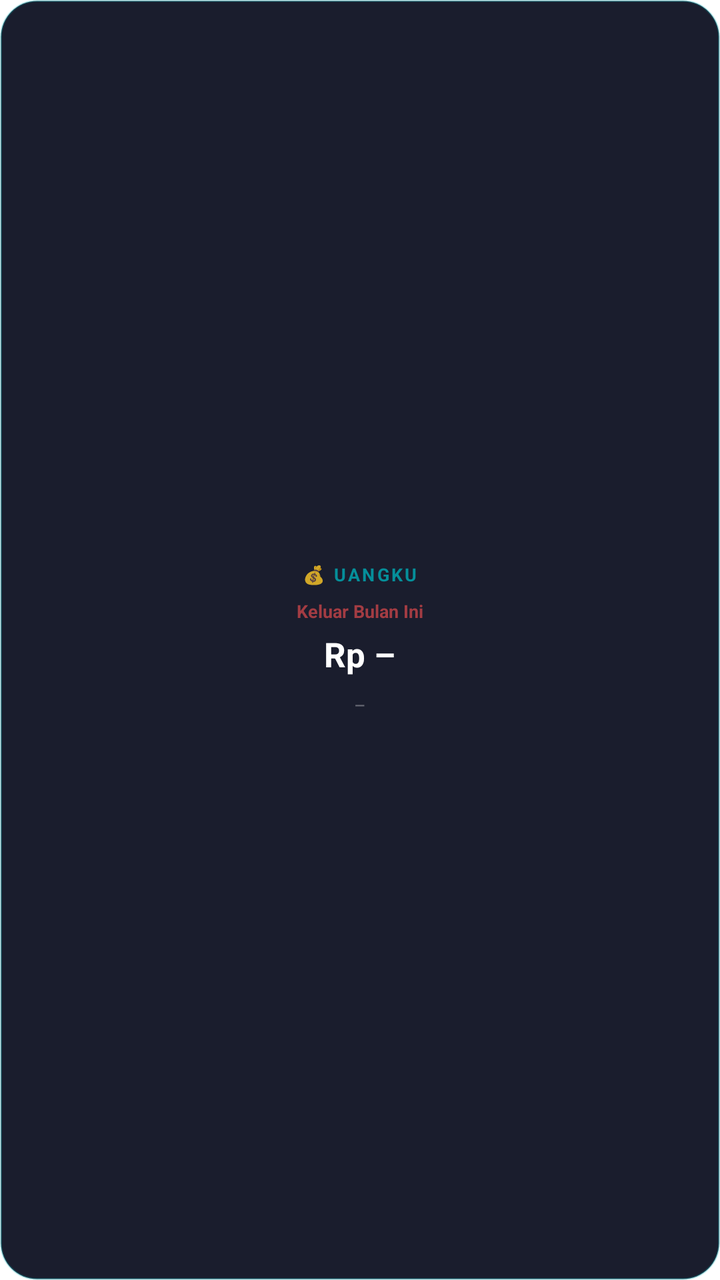
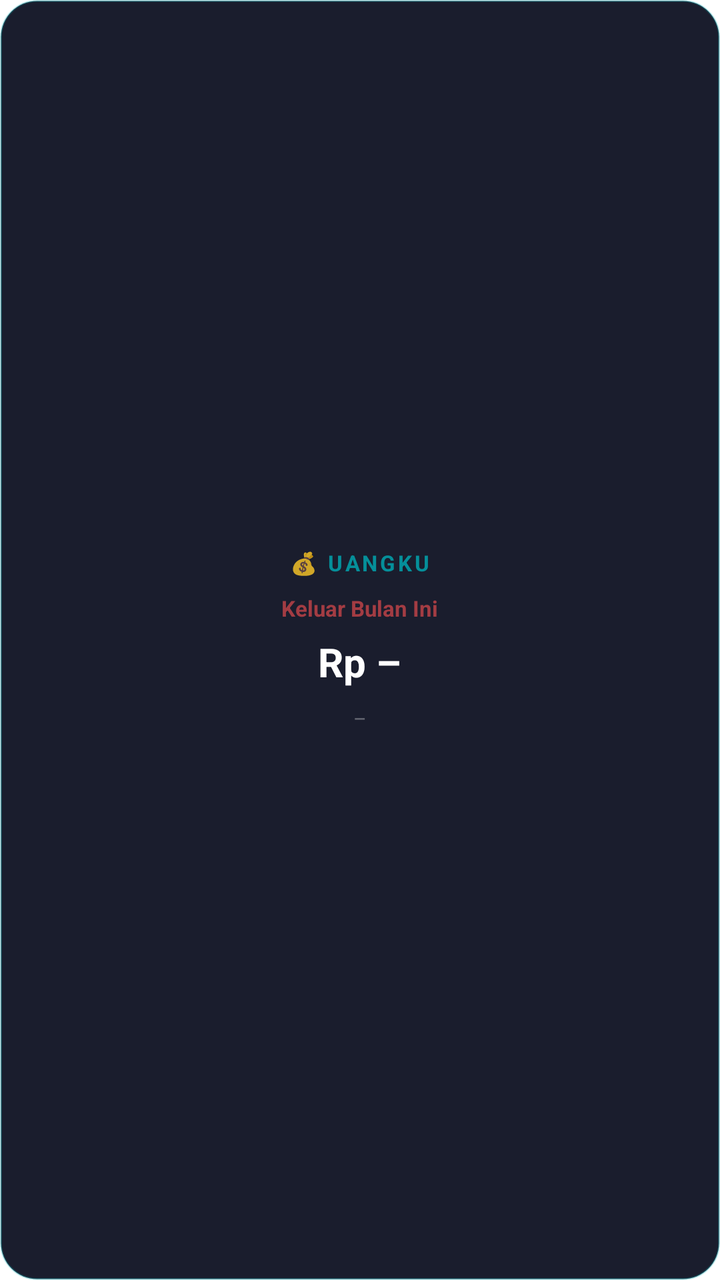

Two renders of the same Android screen: before a commit and after it. Below are the layout's source before the change and the commit's diff.
<!-- AndroidManifest.xml: fallback theme Theme.MaterialComponents.DayNight.NoActionBar -->
<!-- res/layout/uangku_widget_small.xml -->
<?xml version="1.0" encoding="utf-8"?>
<LinearLayout xmlns:android="http://schemas.android.com/apk/res/android"
    android:id="@+id/widget_root"
    android:layout_width="match_parent"
    android:layout_height="match_parent"
    android:background="@drawable/widget_background_small"
    android:orientation="vertical"
    android:padding="14dp"
    android:gravity="center">

    
    <TextView
        android:layout_width="wrap_content"
        android:layout_height="wrap_content"
        android:text="💰 UANGKU"
        android:textColor="#CC00ADB5"
        android:textSize="9sp"
        android:textStyle="bold"
        android:letterSpacing="0.12"
        android:layout_marginBottom="6dp" />

    
    <TextView
        android:layout_width="wrap_content"
        android:layout_height="wrap_content"
        android:text="Keluar Bulan Ini"
        android:textColor="#99FF5252"
        android:textSize="9sp"
        android:textStyle="bold"
        android:layout_marginBottom="4dp" />

    
    <TextView
        android:id="@+id/widget_balance"
        android:layout_width="wrap_content"
        android:layout_height="wrap_content"
        android:text="Rp –"
        android:textColor="#FFFFFFFF"
        android:textSize="17sp"
        android:textStyle="bold"
        android:gravity="center"
        android:layout_marginBottom="8dp" />

    
    <TextView
        android:id="@+id/widget_last_updated"
        android:layout_width="wrap_content"
        android:layout_height="wrap_content"
        android:text="–"
        android:textColor="#55FFFFFF"
        android:textSize="9sp"
        android:gravity="center" />

</LinearLayout>
<!-- resources referenced by this layout -->
<resources>
  <!-- drawable widget_background_small (drawable) -->
  <?xml version="1.0" encoding="utf-8"?>
  <shape xmlns:android="http://schemas.android.com/apk/res/android"
      android:shape="rectangle">
      <solid android:color="#F20E1122" />
      <corners android:radius="18dp" />
      <stroke
          android:width="1dp"
          android:color="#4400ADB5" />
  </shape>
</resources>

<!-- the commit's change to res/layout/uangku_widget_small.xml (unified diff, before → after) -->
@@ -14,10 +14,10 @@
         android:layout_height="wrap_content"
         android:text="💰 UANGKU"
         android:textColor="#CC00ADB5"
-        android:textSize="9sp"
+        android:textSize="11sp"
         android:textStyle="bold"
         android:letterSpacing="0.12"
-        android:layout_marginBottom="6dp" />
+        android:layout_marginBottom="8dp" />
 
     
     <TextView
@@ -25,9 +25,9 @@
         android:layout_height="wrap_content"
         android:text="Keluar Bulan Ini"
         android:textColor="#99FF5252"
-        android:textSize="9sp"
+        android:textSize="11sp"
         android:textStyle="bold"
-        android:layout_marginBottom="4dp" />
+        android:layout_marginBottom="6dp" />
 
     
     <TextView
@@ -36,7 +36,7 @@
         android:layout_height="wrap_content"
         android:text="Rp –"
         android:textColor="#FFFFFFFF"
-        android:textSize="17sp"
+        android:textSize="20sp"
         android:textStyle="bold"
         android:gravity="center"
         android:layout_marginBottom="8dp" />
@@ -48,7 +48,7 @@
         android:layout_height="wrap_content"
         android:text="–"
         android:textColor="#55FFFFFF"
-        android:textSize="9sp"
+        android:textSize="10sp"
         android:gravity="center" />
 
 </LinearLayout>
